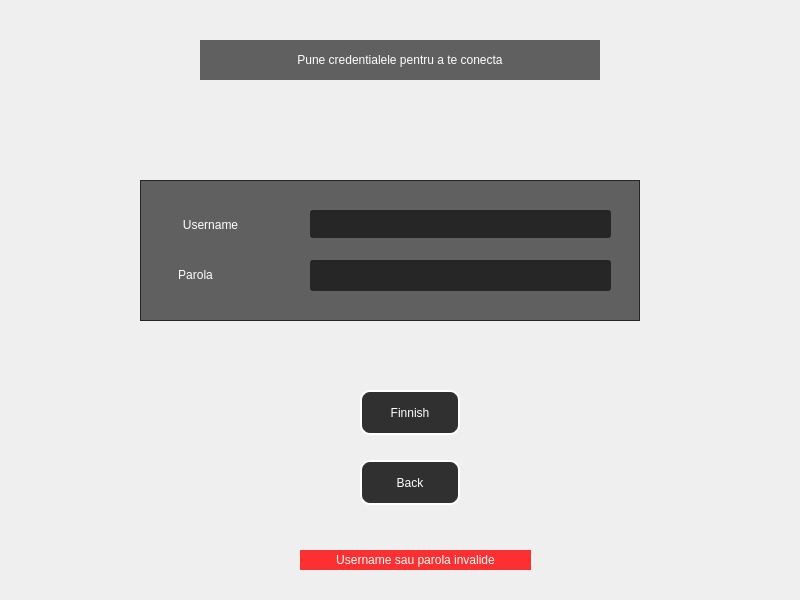
Old version of the form ACL/AncientClient/windowlogin.ui in the repository marcu26/POO_proiect.
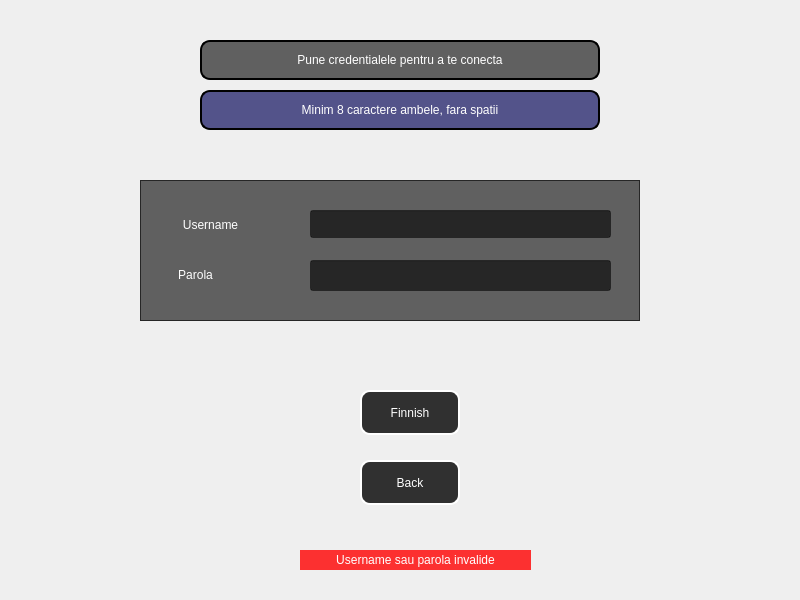
New version of the form.

```diff
--- a/ACL/AncientClient/windowlogin.ui
+++ b/ACL/AncientClient/windowlogin.ui
@@ -37,6 +37,29 @@
    <property name="styleSheet">
     <string notr="true"/>
    </property>
+   <widget class="QLabel" name="banner_2">
+    <property name="geometry">
+     <rect>
+      <x>290</x>
+      <y>140</y>
+      <width>400</width>
+      <height>40</height>
+     </rect>
+    </property>
+    <property name="styleSheet">
+     <string notr="true">background-color: rgba(0, 0, 85,65%);
+border-style: solid;
+border-width: 2px;
+border-radius: 10px;
+color: rgb(255, 255, 255);</string>
+    </property>
+    <property name="text">
+     <string>Minim 8 caractere ambele, fara spatii</string>
+    </property>
+    <property name="alignment">
+     <set>Qt::AlignCenter</set>
+    </property>
+   </widget>
   </widget>
   <widget class="QLabel" name="banner">
    <property name="geometry">
@@ -49,7 +72,10 @@
    </property>
    <property name="styleSheet">
     <string notr="true">color: rgb(255, 255, 255);
-background-color: rgba(0, 0, 0,60%);</string>
+background-color: rgba(0, 0, 0,60%);
+border-style: solid;
+border-width: 2px;
+border-radius: 10px;</string>
    </property>
    <property name="text">
     <string>Pune credentialele pentru a te conecta</string>
```
